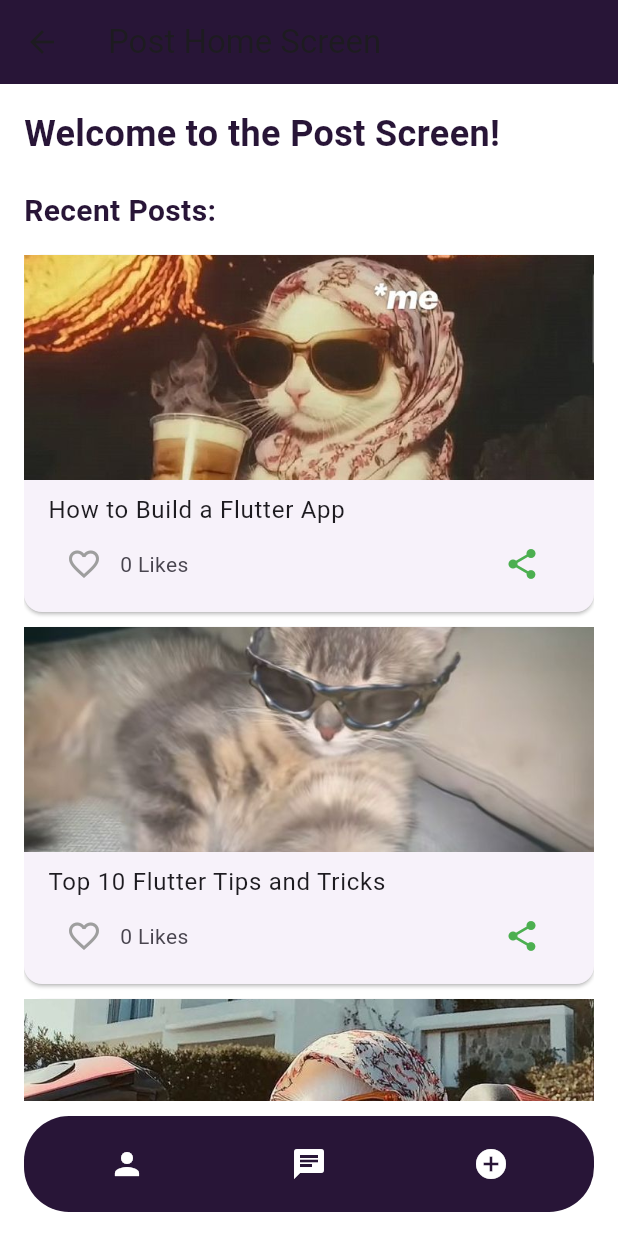
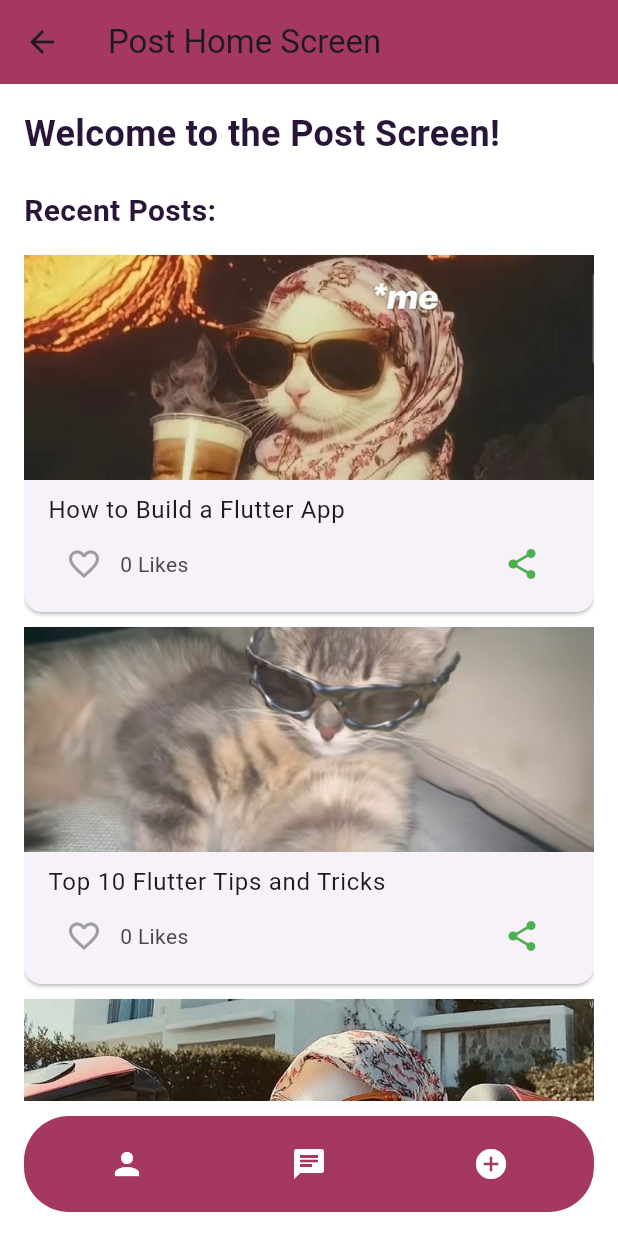
Before and after one commit to nidhii2003/socialbee, a Flutter app: the HomeScreen screen opened directly, on a phone screen of 412 x 824 dp. Run offline on Flutter 3.47's test engine with Material 3 defaults, Android fonts, the phone set to English and light mode, and no system bars; Roboto replaces fonts that are missing (inter).

Commit message:
Changed Color of hom page

```diff
--- a/lib/screens/home_screen.dart
+++ b/lib/screens/home_screen.dart
@@ -90,7 +90,7 @@ class _HomeScreenState extends State<HomeScreen> {
       backgroundColor: Colors.white,
       appBar: AppBar(
         title: Text('Post Home Screen'),
-        backgroundColor: AppColors.primaryColor,
+        backgroundColor: AppColors.secondaryColor,
       ),
       body: Padding(
         padding: const EdgeInsets.all(16.0),
@@ -159,7 +159,7 @@ class _HomeScreenState extends State<HomeScreen> {
             Container(
               padding: EdgeInsets.all(8),
               decoration: BoxDecoration(
-                color: AppColors.primaryColor,
+                color: AppColors.secondaryColor,
                 borderRadius: BorderRadius.circular(30),
               ),
               child: Row(
```
